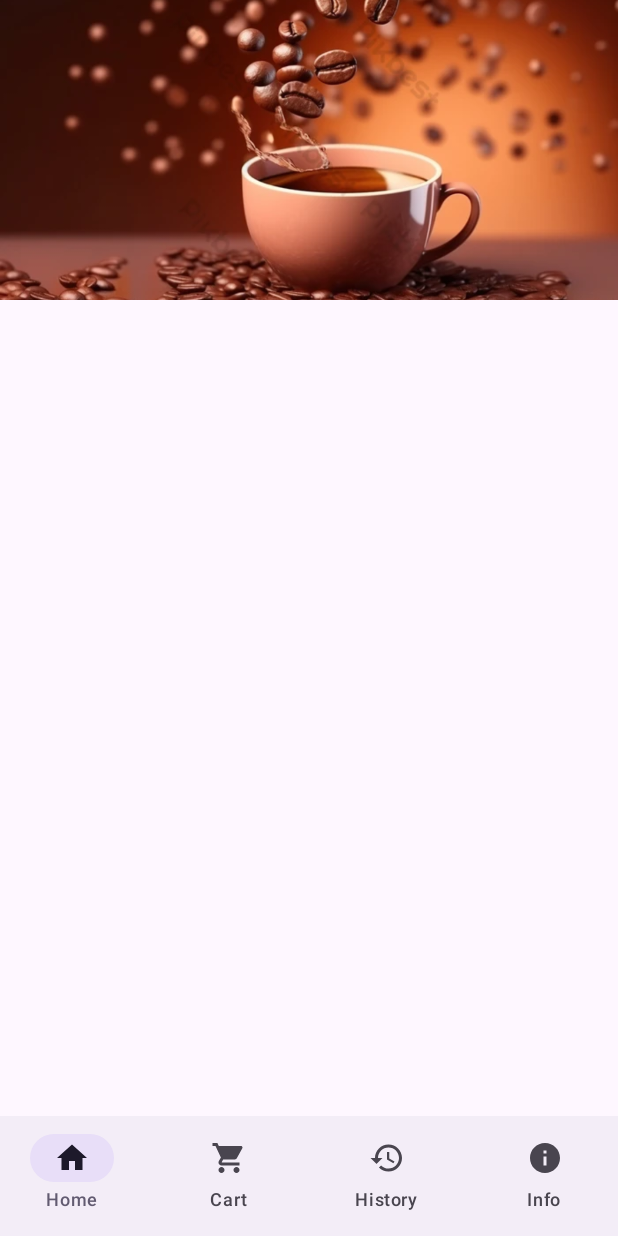
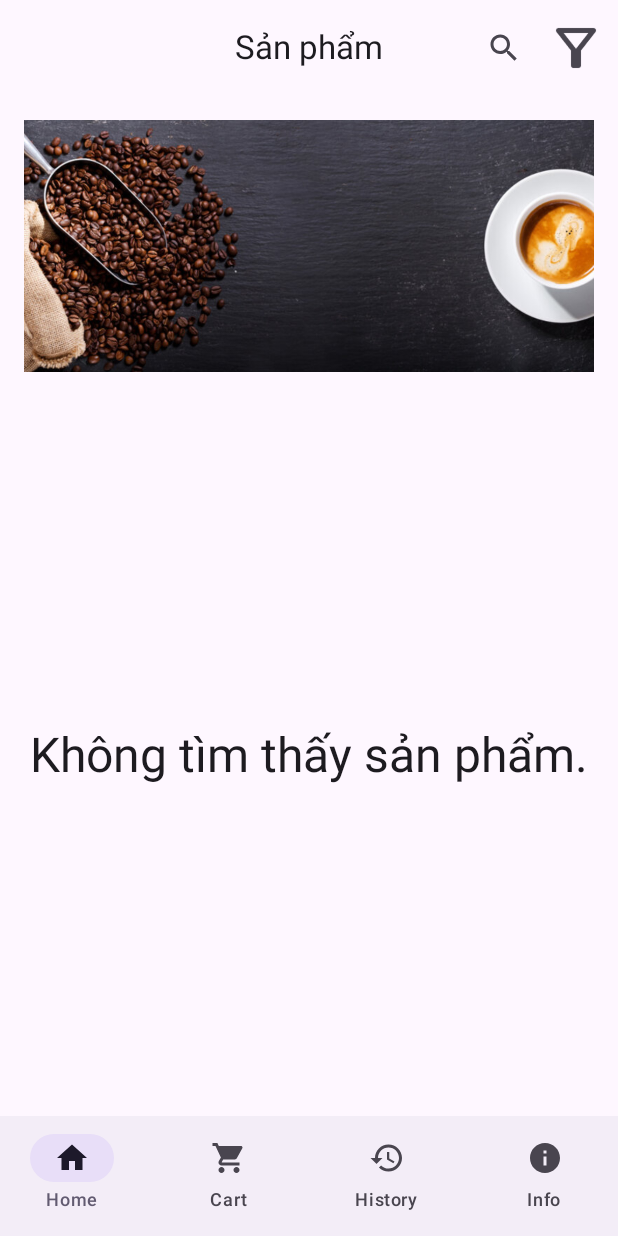
Before and after one commit to MasterCloude/BodCoffee, an Android app built with Jetpack Compose: the HomeScreen screen opened through its navigation route, on a phone screen of 412 x 824 dp. Run offline under Robolectric (Android 15) with nearby library versions, the phone set to English and light mode, and no system bars; our stand-ins replace Firebase (no records; nobody signed in at launch, a user with empty details on screens opened directly); pictures from the network do not load.

Commit message:
hoan thien man home va them man chi tiet san pham

```diff
--- a/app/build.gradle.kts
+++ b/app/build.gradle.kts
@@ -60,6 +60,8 @@ dependencies {
 
     // Jetpack Compose Material 3
     implementation("androidx.compose.material3:material3:1.2.0")
+    implementation("io.coil-kt:coil-compose:2.4.0")
+    implementation ("androidx.compose.ui:ui:1.5.3")
 
     // Jetpack Compose UI
     implementation("androidx.compose.ui:ui:1.5.3")
@@ -79,7 +81,9 @@ dependencies {
     implementation("androidx.compose.material:material-icons-extended:1.5.3")
     // Coil for image loading
     implementation ("io.coil-kt:coil-compose:2.4.0")
-
+    implementation("com.squareup.retrofit2:retrofit:2.9.0")
+    implementation("com.squareup.retrofit2:converter-gson:2.9.0")
+    implementation("com.squareup.okhttp3:logging-interceptor:4.11.0")
     implementation(libs.androidx.core.ktx)
     implementation(libs.androidx.lifecycle.runtime.ktx)
     implementation(libs.androidx.activity.compose)
--- /dev/null
+++ b/app/src/main/java/com/example/bodcoffee/Model/ProductViewModel.kt
@@ -0,0 +1,34 @@
+package com.example.bodcoffee.Model
+
+import androidx.lifecycle.ViewModel
+import androidx.lifecycle.viewModelScope
+import com.example.bodcoffee.Screen.Product
+import com.example.bodcoffee.Screen.retrofitClient
+import kotlinx.coroutines.launch
+import androidx.compose.runtime.mutableStateOf
+import androidx.compose.runtime.getValue
+import androidx.compose.runtime.setValue
+
+class ProductViewModel : ViewModel() {
+    var products by mutableStateOf<List<Product>>(emptyList())
+        private set
+
+    var isLoading by mutableStateOf(true)
+        private set
+
+    init {
+        loadProducts()
+    }
+
+    private fun loadProducts() {
+        viewModelScope.launch {
+            try {
+                products = retrofitClient.getProducts()
+            } catch (e: Exception) {
+                e.printStackTrace()
+            } finally {
+                isLoading = false
+            }
+        }
+    }
+}
--- a/app/src/main/java/com/example/bodcoffee/NavHost.kt
+++ b/app/src/main/java/com/example/bodcoffee/NavHost.kt
@@ -10,8 +10,11 @@ import androidx.navigation.compose.NavHost
     import androidx.navigation.compose.composable
     import androidx.compose.material.icons.Icons
     import androidx.compose.material.icons.filled.*
+
     import androidx.compose.ui.graphics.vector.ImageVector
+    import com.example.bodcoffee.Model.ProductViewModel
     import com.example.bodcoffee.Screen.*
+
 
     sealed class BottomNavItem(
         val route: String,
@@ -25,9 +28,8 @@ sealed class BottomNavItem(
     }
 
     @Composable
-fun AppNavHost(navController: NavHostController) {
+    fun AppNavHost(navController: NavHostController, productViewModel: ProductViewModel = ProductViewModel()) {
         NavHost(navController = navController, startDestination = "login") {
-        // Login screen
             composable("login") {
                 LoginScreen(
                     onLoginSuccess = {
@@ -39,26 +41,33 @@ fun AppNavHost(navController: NavHostController) {
                     onNavigateToResetPassword = { navController.navigate("reset_password") }
                 )
             }
-        // Register screen
             composable("register") {
                 RegisterScreen(
                     onRegisterSuccess = { navController.popBackStack() },
                     onNavigateToLogin = { navController.popBackStack() }
                 )
             }
-        // Reset password screen
+            composable("product_detail/{productId}") { backStackEntry ->
+                val productId = backStackEntry.arguments?.getString("productId")?.toIntOrNull()
+                val product = productViewModel.products.find { it.id == productId }
+                if (product != null) {
+                    ProductDetailScreen(product = product)
+                } else {
+                    CenteredText(text = "Không tìm thấy sản phẩm.")
+                }
+            }
             composable("reset_password") {
                 ResetPasswordScreen(
                     onNavigateToLogin = { navController.popBackStack() }
                 )
             }
-        // Bottom navigation screens
-        composable(BottomNavItem.Home.route) { HomeScreen() }
+            composable(BottomNavItem.Home.route) { HomeScreen(navController, productViewModel) }
             composable(BottomNavItem.Cart.route) { CartScreen() }
             composable(BottomNavItem.History.route) { HistoryScreen() }
             composable(BottomNavItem.Info.route) { InfoScreen() }
         }
     }
+
 
     @Composable
     fun BottomNavigationBar(
--- a/app/src/main/java/com/example/bodcoffee/Screen/HomeScreen.kt
+++ b/app/src/main/java/com/example/bodcoffee/Screen/HomeScreen.kt
@@ -1,81 +1,174 @@
 package com.example.bodcoffee.Screen
+
+import com.example.bodcoffee.R
 
 import androidx.compose.foundation.Image
 import androidx.compose.foundation.layout.*
 import androidx.compose.foundation.lazy.LazyColumn
 import androidx.compose.foundation.lazy.items
+import androidx.compose.material.icons.Icons
+import androidx.compose.material.icons.filled.Search
 import androidx.compose.material3.*
 import androidx.compose.runtime.*
 import androidx.compose.ui.Alignment
 import androidx.compose.ui.Modifier
 import androidx.compose.ui.layout.ContentScale
 import androidx.compose.ui.res.painterResource
+import androidx.compose.ui.text.input.TextFieldValue
 import androidx.compose.ui.unit.dp
+import androidx.navigation.NavHostController
 import coil.compose.AsyncImage
-import com.example.bodcoffee.R
-import com.google.firebase.firestore.FirebaseFirestore
+import com.example.bodcoffee.Model.ProductViewModel
 import kotlinx.coroutines.delay
-import kotlinx.coroutines.tasks.await
+import kotlinx.coroutines.launch
+import okhttp3.OkHttpClient
+import okhttp3.logging.HttpLoggingInterceptor
+import retrofit2.Retrofit
+import retrofit2.converter.gson.GsonConverterFactory
+import retrofit2.http.GET
 
-// Data class to represent a product
+// Dữ liệu sản phẩm
 data class Product(
-    val id: String = "",
-    val name: String = "",
-    val image: String = "",
-    val price: Int = 0
+    val id: Int,
+    val loaiSanPham: String,
+    val tenSanPham: String,
+    val moTaSanPham: String,
+    val noiDungSanPham: String,
+    val giaSanPham: Int,
+    val anhSanPham: String,
+    val danhGiaSanPham: String
 )
 
+// API Interface
+interface ApiService {
+    @GET("products")
+    suspend fun getProducts(): List<Product>
+}
+
+// Retrofit Client
+val retrofitClient: ApiService by lazy {
+    val logging = HttpLoggingInterceptor()
+    logging.setLevel(HttpLoggingInterceptor.Level.BODY)
+
+    val client = OkHttpClient.Builder()
+        .addInterceptor(logging)
+        .build()
+
+    Retrofit.Builder()
+        .baseUrl("https://673cc12196b8dcd5f3fb7626.mockapi.io/")
+        .client(client)
+        .addConverterFactory(GsonConverterFactory.create())
+        .build()
+        .create(ApiService::class.java)
+}
+
+// Màn hình HomeScreen
+@OptIn(ExperimentalMaterial3Api::class)
 @Composable
-fun HomeScreen() {
-    var products by remember { mutableStateOf<List<Product>>(emptyList()) }
-    var isLoading by remember { mutableStateOf(true) }
+fun HomeScreen(navController: NavHostController, productViewModel: ProductViewModel) {
+    val products = productViewModel.products
+    val isLoading = productViewModel.isLoading
+    var isSearchActive by remember { mutableStateOf(false) }
+    var searchQuery by remember { mutableStateOf(TextFieldValue("")) }
+    var selectedFilter by remember { mutableStateOf("Tất cả") }
+    val categories = listOf("Tất cả", "Cà phê", "Trà", "Nước hoa quả", "Đồ ăn vặt")
 
-    // Fetch products from Firebase
-    LaunchedEffect(Unit) {
-        try {
-            val fetchedProducts = fetchProductsFromFirebase()
-            products = fetchedProducts
-        } catch (e: Exception) {
-            e.printStackTrace()
-        } finally {
-            isLoading = false
+    if (isLoading) {
+        CenteredText(text = "Đang tải dữ liệu...")
+    } else {
+        Scaffold(
+            topBar = {
+                CenterAlignedTopAppBar(
+                    title = {
+                        if (isSearchActive) {
+                            OutlinedTextField(
+                                value = searchQuery,
+                                onValueChange = { searchQuery = it },
+                                modifier = Modifier.fillMaxWidth(),
+                                singleLine = true,
+                                placeholder = { Text("Tìm kiếm sản phẩm") }
+                            )
+                        } else {
+                            Text("Sản phẩm")
+                        }
+                    },
+                    actions = {
+                        IconButton(onClick = { isSearchActive = !isSearchActive }) {
+                            Icon(Icons.Filled.Search, contentDescription = "Tìm kiếm")
+                        }
+
+                        var expanded by remember { mutableStateOf(false) }
+                        Box {
+                            IconButton(onClick = { expanded = true }) {
+                                Icon(
+                                    painter = painterResource(id = R.drawable.ic_filter),
+                                    contentDescription = "Lọc sản phẩm"
+                                )
+                            }
+
+                            DropdownMenu(
+                                expanded = expanded,
+                                onDismissRequest = { expanded = false }
+                            ) {
+                                categories.forEach { category ->
+                                    DropdownMenuItem(
+                                        text = { Text(category) },
+                                        onClick = {
+                                            selectedFilter = category
+                                            expanded = false
+                                        }
+                                    )
                                 }
                             }
-
-    if (isLoading) {
-        CenteredText(text = "Loading...")
-    } else {
-        Column(modifier = Modifier.fillMaxSize()) {
-            // Slideshow at the top
+                        }
+                    }
+                )
+            }
+        ) { paddingValues ->
+            Column(
+                modifier = Modifier
+                    .fillMaxSize()
+                    .padding(paddingValues)
+            ) {
                 Slideshow(
-                images = listOf(
+                    imageIds = listOf(
                         R.drawable.img,
                         R.drawable.img_1,
                         R.drawable.img_2,
-                    R.drawable.img_3,
-                    R.drawable.img_4,
-                    R.drawable.img_5
+                        R.drawable.img_3
                     ),
                     modifier = Modifier
                         .fillMaxWidth()
                         .height(200.dp)
+                        .padding(16.dp)
                 )
 
-            // Product List
-            ProductList(products)
+                val filteredProducts = products.filter {
+                    (searchQuery.text.isEmpty() || it.tenSanPham.contains(searchQuery.text, ignoreCase = true)) &&
+                            (selectedFilter == "Tất cả" || it.loaiSanPham == selectedFilter)
+                }
+
+                ProductList(
+                    products = filteredProducts,
+                    onBuyClick = { product ->
+                        navController.navigate("product_detail/${product.id}")
+                    }
+                )
+            }
         }
     }
 }
 
+
+
 @Composable
-fun Slideshow(images: List<Int>, modifier: Modifier = Modifier) {
-    var currentImageIndex by remember { mutableStateOf(0) }
+fun Slideshow(imageIds: List<Int>, modifier: Modifier = Modifier) {
+    var currentIndex by remember { mutableStateOf(0) }
 
-    // Automatically switch images
-    LaunchedEffect(key1 = currentImageIndex) {
+    LaunchedEffect(Unit) {
         while (true) {
-            delay(3000) // Wait for 3 seconds before changing the image
-            currentImageIndex = (currentImageIndex + 1) % images.size
+            delay(3000) // Thời gian chờ 3 giây
+            currentIndex = (currentIndex + 1) % imageIds.size
         }
     }
 
@@ -84,8 +177,8 @@ fun Slideshow(images: List<Int>, modifier: Modifier = Modifier) {
         contentAlignment = Alignment.Center
     ) {
         Image(
-            painter = painterResource(id = images[currentImageIndex]),
-            contentDescription = "Slideshow Image",
+            painter = painterResource(id = imageIds[currentIndex]),
+            contentDescription = null,
             contentScale = ContentScale.Crop,
             modifier = Modifier.fillMaxSize()
         )
@@ -93,7 +186,10 @@ fun Slideshow(images: List<Int>, modifier: Modifier = Modifier) {
 }
 
 @Composable
-fun ProductList(products: List<Product>) {
+fun ProductList(products: List<Product>, onBuyClick: (Product) -> Unit) {
+    if (products.isEmpty()) {
+        CenteredText(text = "Không tìm thấy sản phẩm.")
+    } else {
         LazyColumn(
             modifier = Modifier
                 .fillMaxSize()
@@ -101,13 +197,14 @@ fun ProductList(products: List<Product>) {
             verticalArrangement = Arrangement.spacedBy(12.dp)
         ) {
             items(products) { product ->
-            ProductCard(product)
+                ProductCard(product, onBuyClick)
+            }
         }
     }
 }
 
 @Composable
-fun ProductCard(product: Product) {
+fun ProductCard(product: Product, onBuyClick: (Product) -> Unit) {
     Card(
         modifier = Modifier.fillMaxWidth(),
         elevation = CardDefaults.cardElevation(4.dp)
@@ -116,12 +213,11 @@ fun ProductCard(product: Product) {
             modifier = Modifier
                 .padding(16.dp)
                 .fillMaxWidth(),
-            horizontalArrangement = Arrangement.SpaceBetween,
             verticalAlignment = Alignment.CenterVertically
         ) {
             AsyncImage(
-                model = product.image,
-                contentDescription = product.name,
+                model = product.anhSanPham,
+                contentDescription = product.tenSanPham,
                 modifier = Modifier
                     .size(80.dp)
                     .padding(end = 16.dp),
@@ -132,21 +228,26 @@ fun ProductCard(product: Product) {
                 verticalArrangement = Arrangement.Center
             ) {
                 Text(
-                    text = product.name,
+                    text = product.tenSanPham,
                     style = MaterialTheme.typography.bodyLarge
                 )
                 Text(
-                    text = "Price: ${product.price} $",
+                    text = "Giá: ${product.giaSanPham} VND",
                     style = MaterialTheme.typography.bodyMedium,
                     color = MaterialTheme.colorScheme.primary
                 )
+                Text(
+                    text = "Đánh giá: ${product.danhGiaSanPham}",
+                    style = MaterialTheme.typography.bodySmall
+                )
             }
-            Button(onClick = { /* Handle buy action */ }) {
-                Text("Buy")
+            Button(onClick = { onBuyClick(product) }) {
+                Text("Mua")
             }
         }
     }
 }
+
 
 @Composable
 fun CenteredText(text: String) {
@@ -157,12 +258,3 @@ fun CenteredText(text: String) {
         Text(text = text, style = MaterialTheme.typography.headlineLarge)
     }
 }
-
-// Function to fetch products from Firebase Firestore
-suspend fun fetchProductsFromFirebase(): List<Product> {
-    val db = FirebaseFirestore.getInstance()
-    val snapshot = db.collection("products").get().await()
-    return snapshot.documents.mapNotNull { doc ->
-        doc.toObject(Product::class.java)?.copy(id = doc.id)
-    }
-}
```
Also changed, not shown: app/src/main/java/com/example/bodcoffee/Screen/ProductDetailScreen.kt (added, +96 -0 lines), app/src/main/res/drawable/ic_filter.png (added), app/src/main/res/drawable/img.png, app/src/main/res/drawable/img_1.png, app/src/main/res/drawable/img_2.png, app/src/main/res/drawable/img_3.png, app/src/main/res/drawable/img_5.png (deleted). Lines whose indentation alone changed are shown as unchanged.
